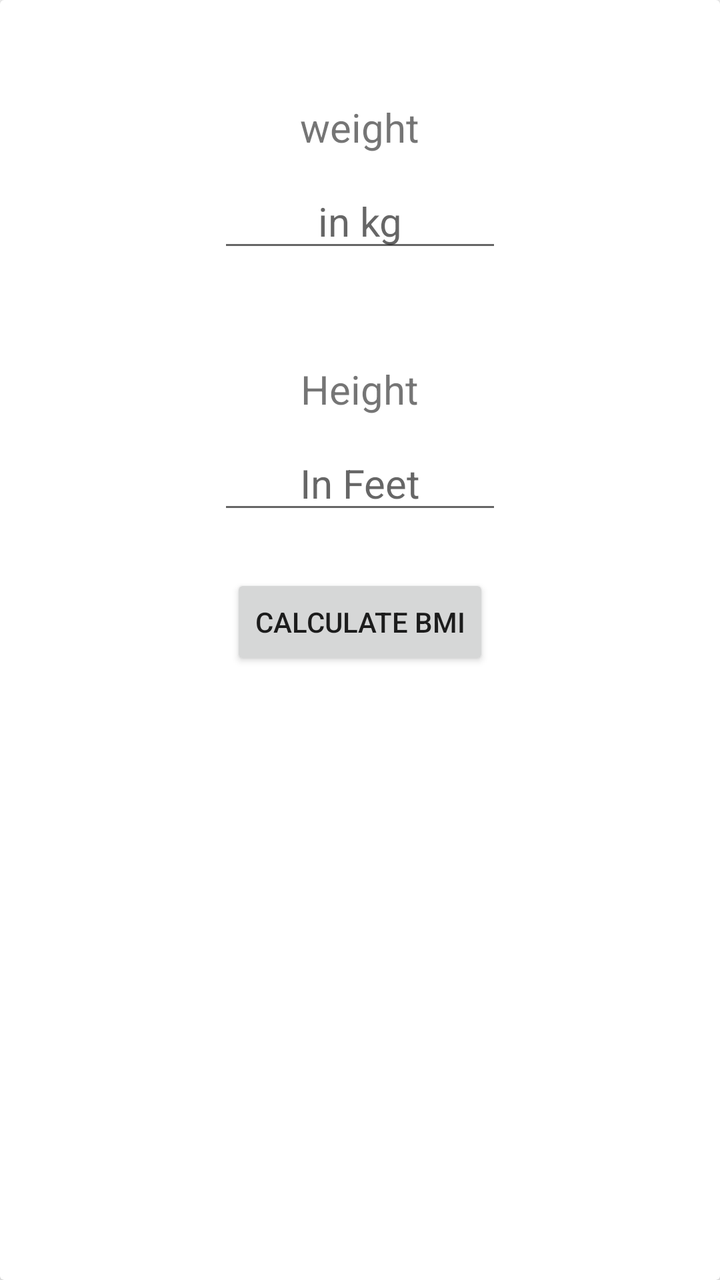
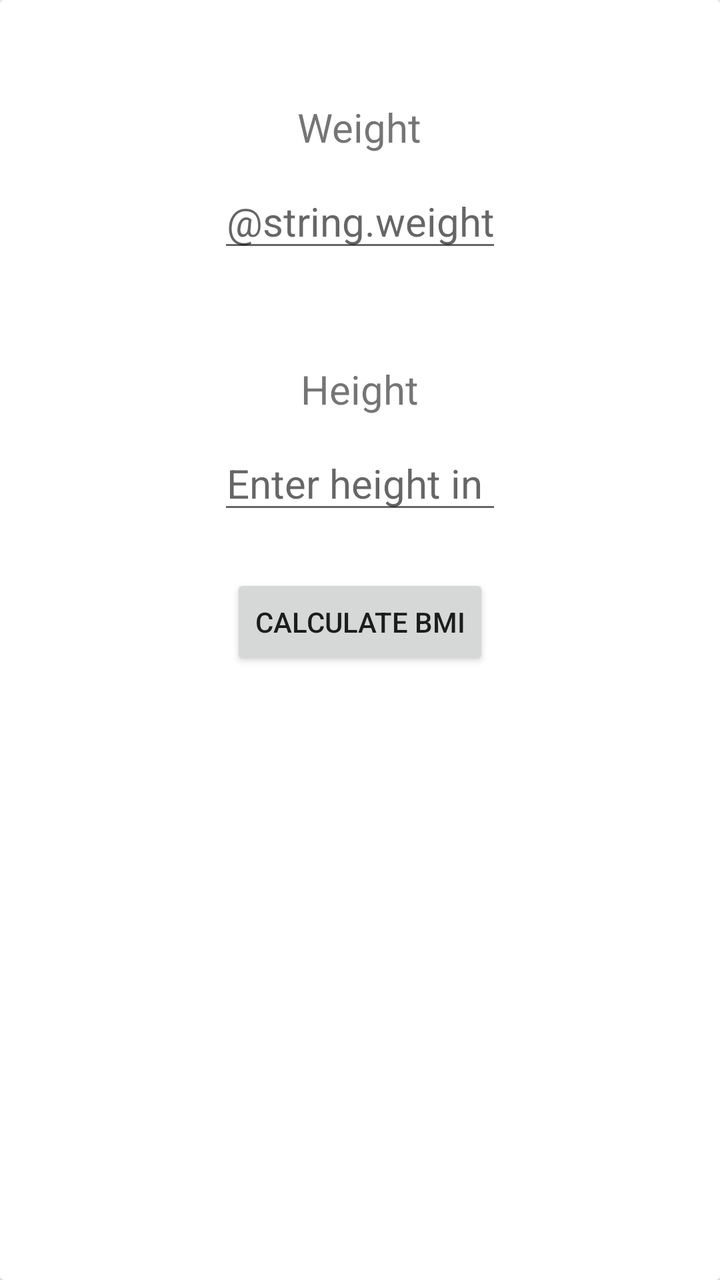

Compare the two renders of this Android layout. The source of the first and the diff that turns it into the second are given below.
<!-- AndroidManifest.xml: application theme AppTheme -->
<!-- res/layout/activity_bmi.xml -->
<?xml version="1.0" encoding="utf-8"?>
<LinearLayout xmlns:android="http://schemas.android.com/apk/res/android"
    xmlns:tools="http://schemas.android.com/tools"
    android:id="@+id/activity_main"
    android:layout_width="match_parent"
    android:layout_height="match_parent"

    android:orientation="vertical"
    tools:context=".Bmi">
    <androidx.cardview.widget.CardView
        android:layout_width="match_parent"
        android:layout_height="match_parent">

        <LinearLayout
            android:layout_width="match_parent"
            android:layout_height="match_parent"
            android:orientation="vertical">

            <TextView
                android:layout_width="wrap_content"
                android:layout_height="wrap_content"
                android:layout_gravity="center_horizontal"
                android:layout_marginTop="50dp"
                android:gravity="center_horizontal"
                android:text="weight"
                android:textSize="20sp" />

            <EditText
                android:id="@+id/Weight"
                android:layout_width="wrap_content"
                android:layout_height="wrap_content"
                android:layout_gravity="center_horizontal"
                android:layout_marginTop="10dp"
                android:ems="6"
                android:gravity="center"
                android:hint="in kg"
                android:inputType="number|numberDecimal"
                android:textSize="20sp" />

            <TextView
                android:layout_width="wrap_content"
                android:layout_height="wrap_content"
                android:layout_gravity="center_horizontal"
                android:layout_marginTop="50dp"
                android:gravity="center_horizontal"
                android:text="Height"
                android:textSize="20sp" />

            <EditText
                android:id="@+id/height"
                android:layout_width="wrap_content"
                android:layout_height="wrap_content"
                android:layout_gravity="center_horizontal"
                android:layout_marginTop="10dp"
                android:ems="6"
                android:gravity="center"
                android:hint="In Feet"
                android:inputType="number|numberDecimal"
                android:textSize="20sp" />

            <Button
                android:id="@+id/calc"
                android:layout_width="wrap_content"
                android:layout_height="wrap_content"
                android:layout_gravity="center_horizontal"
                android:layout_marginTop="25dp"
                android:onClick="calculateBMI"
                android:text="Calculate BMI" />

            <TextView
                android:id="@+id/result"
                android:layout_width="wrap_content"
                android:layout_height="wrap_content"
                android:layout_gravity="center_horizontal"
                android:layout_marginTop="25dp"
                android:gravity="center_horizontal"
                android:textSize="20sp" />
        </LinearLayout>
    </androidx.cardview.widget.CardView>

</LinearLayout>
<!-- resources referenced by this layout -->
<resources>
  <style name="AppTheme" parent="Theme.AppCompat.Light.DarkActionBar">
          
          <item name="colorPrimary">@color/colorPrimary</item>
          <item name="colorPrimaryDark">@color/colorPrimaryDark</item>
          <item name="colorAccent">@color/colorAccent</item>
      </style>
  <color name="colorPrimary">#008577</color>
  <color name="colorPrimaryDark">#00574B</color>
  <color name="colorAccent">#D81B60</color>
</resources>

<!-- the commit's change to res/layout/activity_bmi.xml (unified diff, before → after) -->
@@ -4,6 +4,7 @@
     android:id="@+id/activity_main"
     android:layout_width="match_parent"
     android:layout_height="match_parent"
+    android:fitsSystemWindows="true"
 
     android:orientation="vertical"
     tools:context=".Bmi">
@@ -22,7 +23,7 @@
                 android:layout_gravity="center_horizontal"
                 android:layout_marginTop="50dp"
                 android:gravity="center_horizontal"
-                android:text="weight"
+                android:text="@string/weight"
                 android:textSize="20sp" />
 
             <EditText
@@ -33,7 +34,7 @@
                 android:layout_marginTop="10dp"
                 android:ems="6"
                 android:gravity="center"
-                android:hint="in kg"
+                android:hint="@string.weight_kg"
                 android:inputType="number|numberDecimal"
                 android:textSize="20sp" />
 
@@ -43,7 +44,7 @@
                 android:layout_gravity="center_horizontal"
                 android:layout_marginTop="50dp"
                 android:gravity="center_horizontal"
-                android:text="Height"
+                android:text="@string/height"
                 android:textSize="20sp" />
 
             <EditText
@@ -54,7 +55,7 @@
                 android:layout_marginTop="10dp"
                 android:ems="6"
                 android:gravity="center"
-                android:hint="In Feet"
+                android:hint="@string/height_cm"
                 android:inputType="number|numberDecimal"
                 android:textSize="20sp" />
 
@@ -65,7 +66,7 @@
                 android:layout_gravity="center_horizontal"
                 android:layout_marginTop="25dp"
                 android:onClick="calculateBMI"
-                android:text="Calculate BMI" />
+                android:text="@string/calculate_bmi" />
 
             <TextView
                 android:id="@+id/result"
<!-- resource entries referenced after the edit -->
@@ -1,5 +1,9 @@
 <!-- resources referenced by this layout -->
 <resources>
+  <string name="calculate_bmi">Calculate BMI</string>
+  <string name="height">Height</string>
+  <string name="height_cm">Enter height in cm</string>
+  <string name="weight">Weight</string>
   <style name="AppTheme" parent="Theme.AppCompat.Light.DarkActionBar">
           
           <item name="colorPrimary">@color/colorPrimary</item>
